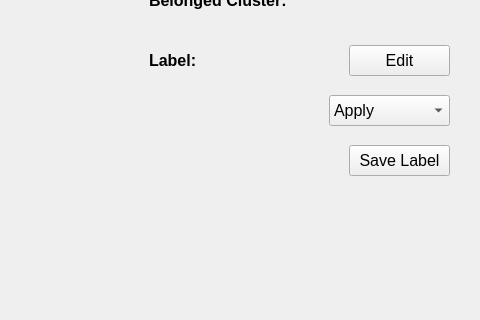
First picture: the form in src/label.ui, repository Crawlwind/Residue, before the edit; both pictures show x 531 to 1011 and y 145 to 465 of the 1011 by 705 pixel window.
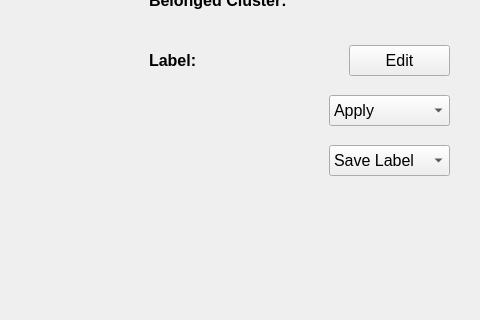
Second picture: the form after the edit.

Patch:
```diff
--- a/src/label.ui
+++ b/src/label.ui
@@ -50,24 +50,6 @@
      <string>Save Image</string>
     </property>
    </widget>
-   <widget class="QPushButton" name="save_label_button">
-    <property name="geometry">
-     <rect>
-      <x>880</x>
-      <y>290</y>
-      <width>101</width>
-      <height>31</height>
-     </rect>
-    </property>
-    <property name="font">
-     <font>
-      <pointsize>12</pointsize>
-     </font>
-    </property>
-    <property name="text">
-     <string>Save Label</string>
-    </property>
-   </widget>
    <widget class="QLabel" name="labelview">
     <property name="geometry">
      <rect>
@@ -255,6 +237,36 @@
      </property>
     </item>
    </widget>
+   <widget class="QComboBox" name="save_comboBox">
+    <property name="geometry">
+     <rect>
+      <x>860</x>
+      <y>290</y>
+      <width>121</width>
+      <height>31</height>
+     </rect>
+    </property>
+    <property name="font">
+     <font>
+      <pointsize>12</pointsize>
+     </font>
+    </property>
+    <item>
+     <property name="text">
+      <string>Save Label</string>
+     </property>
+    </item>
+    <item>
+     <property name="text">
+      <string>only clusters</string>
+     </property>
+    </item>
+    <item>
+     <property name="text">
+      <string>all pixles</string>
+     </property>
+    </item>
+   </widget>
   </widget>
   <widget class="QMenuBar" name="menubar">
    <property name="geometry">
```
